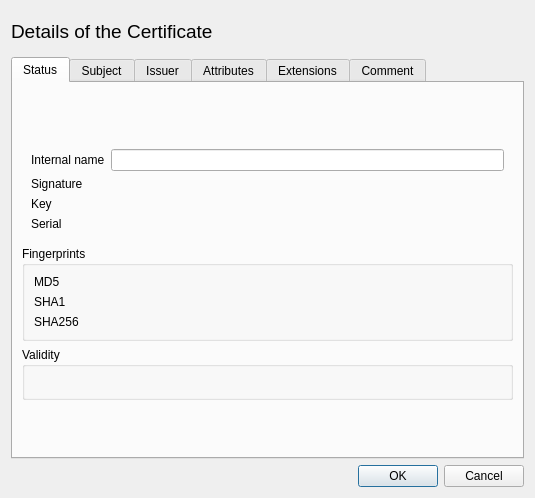
Old version of the form ui/CertDetail.ui in the repository chris2511/xca.
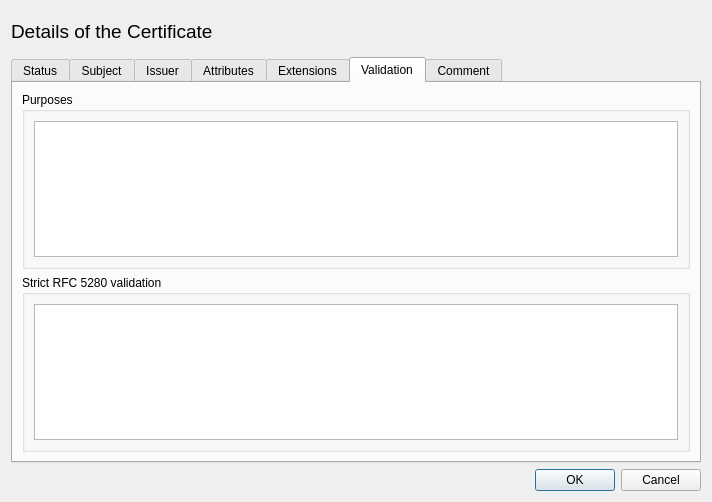
New version of the form. The open tabs and pages were chosen to show the change. Custom widgets are drawn as their Qt base class.

Commit message: Add OpenSSL PURPOSE and validation results

What changed in the file:
```diff
--- a/ui/CertDetail.ui
+++ b/ui/CertDetail.ui
@@ -6,8 +6,8 @@
    <rect>
     <x>0</x>
     <y>0</y>
-    <width>535</width>
-    <height>498</height>
+    <width>712</width>
+    <height>502</height>
    </rect>
   </property>
   <layout class="QVBoxLayout" name="verticalLayout_2">
@@ -380,6 +380,37 @@
        </item>
       </layout>
      </widget>
+     <widget class="QWidget" name="validationTab">
+      <attribute name="title">
+       <string>Validation</string>
+      </attribute>
+      <layout class="QVBoxLayout" name="verticalLayout_6">
+       <item>
+        <widget class="QGroupBox" name="groupBox_2">
+         <property name="title">
+          <string>Purposes</string>
+         </property>
+         <layout class="QVBoxLayout" name="verticalLayout_10">
+          <item>
+           <widget class="QListWidget" name="purposeList"/>
+          </item>
+         </layout>
+        </widget>
+       </item>
+       <item>
+        <widget class="QGroupBox" name="groupBox">
+         <property name="title">
+          <string>Strict RFC 5280 validation</string>
+         </property>
+         <layout class="QVBoxLayout" name="verticalLayout_11">
+          <item>
+           <widget class="QTextEdit" name="validation"/>
+          </item>
+         </layout>
+        </widget>
+       </item>
+      </layout>
+     </widget>
      <widget class="QWidget" name="commentTab">
       <attribute name="title">
        <string>Comment</string>
```
Left out of the diff: 43 changed lines with no effect on the pictures. The commit also changes 10 other files.
